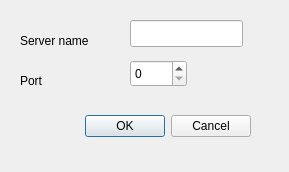
The window that src/LoximGui/ConnectDialog.ui (ptryfon/loxim-stats) describes before a commit, drawn with Qt 5.
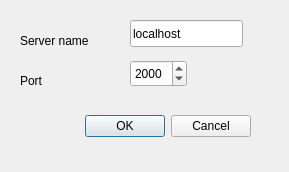
The same window after the commit.

```diff
--- a/src/LoximGui/ConnectDialog.ui
+++ b/src/LoximGui/ConnectDialog.ui
@@ -41,6 +41,9 @@
      <height>27</height>
     </rect>
    </property>
+   <property name="text">
+    <string>localhost</string>
+   </property>
   </widget>
   <widget class="QLabel" name="server_label">
    <property name="geometry">
@@ -77,6 +80,15 @@
      <height>27</height>
     </rect>
    </property>
+   <property name="minimum">
+    <number>1</number>
+   </property>
+   <property name="maximum">
+    <number>65536</number>
+   </property>
+   <property name="value">
+    <number>2000</number>
+   </property>
   </widget>
  </widget>
  <resources/>
```
